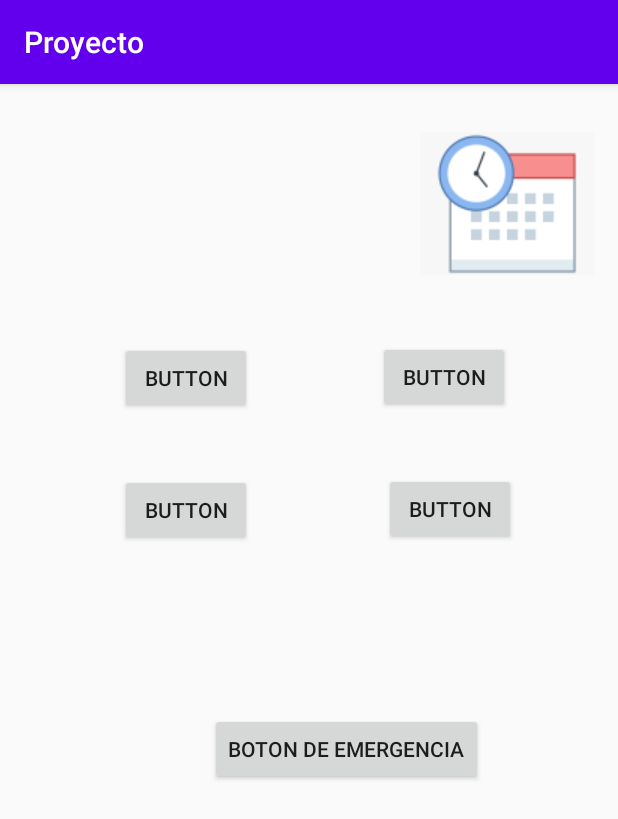
After one commit to daarias48/Proyectoapps, an Android app: the Pantalla_inicio screen opened directly, with no data from a screen before it, on a phone screen of 412 x 824 dp. The commit adds this screen. Shown: the top 819 px of the screen. Run offline under Robolectric (Android 15) with nearby library versions, the phone set to English and light mode, and no system bars.

Commit message:
Pantalla inicio no completo

```diff
--- a/app/build.gradle
+++ b/app/build.gradle
@@ -26,6 +26,11 @@ dependencies {
     implementation fileTree(dir: "libs", include: ["*.jar"])
     implementation 'androidx.appcompat:appcompat:1.2.0'
     implementation 'androidx.constraintlayout:constraintlayout:2.0.1'
+    implementation 'androidx.legacy:legacy-support-v4:1.0.0'
+    implementation 'com.google.android.material:material:1.2.1'
+    implementation 'androidx.navigation:navigation-fragment:2.3.0'
+    implementation 'androidx.navigation:navigation-ui:2.3.0'
+    implementation 'androidx.lifecycle:lifecycle-extensions:2.2.0'
     testImplementation 'junit:junit:4.12'
     androidTestImplementation 'androidx.test.ext:junit:1.1.2'
     androidTestImplementation 'androidx.test.espresso:espresso-core:3.3.0'
--- a/app/src/main/AndroidManifest.xml
+++ b/app/src/main/AndroidManifest.xml
@@ -9,7 +9,10 @@
         android:roundIcon="@mipmap/ic_launcher_round"
         android:supportsRtl="true"
         android:theme="@style/AppTheme">
-        <activity android:name=".RegistroUsuario"></activity>
+        <activity android:name=".Pantalla_inicio"></activity>
+        <activity android:name=".RegistroUsuario" />
+        <activity android:name=".PantallaPrincipal" />
+        <activity android:name=".Responsabilidad" />
         <activity android:name=".MainActivity">
             <intent-filter>
                 <action android:name="android.intent.action.MAIN" />
--- /dev/null
+++ b/app/src/main/java/com/example/proyecto/Pantalla_inicio.java
@@ -0,0 +1,14 @@
+package com.example.proyecto;
+
+import androidx.appcompat.app.AppCompatActivity;
+
+import android.os.Bundle;
+
+public class Pantalla_inicio extends AppCompatActivity {
+
+    @Override
+    protected void onCreate(Bundle savedInstanceState) {
+        super.onCreate(savedInstanceState);
+        setContentView(R.layout.activity_pantalla_inicio);
+    }
+}
--- /dev/null
+++ b/app/src/main/res/layout/activity_pantalla_inicio.xml
@@ -0,0 +1,76 @@
+<?xml version="1.0" encoding="utf-8"?>
+<androidx.constraintlayout.widget.ConstraintLayout xmlns:android="http://schemas.android.com/apk/res/android"
+    xmlns:app="http://schemas.android.com/apk/res-auto"
+    xmlns:tools="http://schemas.android.com/tools"
+    android:layout_width="match_parent"
+    android:layout_height="match_parent"
+    tools:context=".Pantalla_inicio">
+
+    <Button
+        android:id="@+id/button9"
+        android:layout_width="wrap_content"
+        android:layout_height="wrap_content"
+        android:layout_marginStart="80dp"
+        android:layout_marginLeft="80dp"
+        android:layout_marginTop="40dp"
+        android:text="Button"
+        app:layout_constraintStart_toStartOf="parent"
+        app:layout_constraintTop_toBottomOf="@+id/button7" />
+
+    <Button
+        android:id="@+id/button7"
+        android:layout_width="wrap_content"
+        android:layout_height="wrap_content"
+        android:layout_marginStart="80dp"
+        android:layout_marginLeft="80dp"
+        android:layout_marginTop="172dp"
+        android:text="Button"
+        app:layout_constraintStart_toStartOf="parent"
+        app:layout_constraintTop_toTopOf="parent" />
+
+    <Button
+        android:id="@+id/button8"
+        android:layout_width="wrap_content"
+        android:layout_height="wrap_content"
+        android:layout_marginStart="84dp"
+        android:layout_marginLeft="84dp"
+        android:layout_marginTop="44dp"
+        android:text="Button"
+        app:layout_constraintStart_toEndOf="@+id/button7"
+        app:layout_constraintTop_toBottomOf="@+id/imageButton3" />
+
+    <Button
+        android:id="@+id/button10"
+        android:layout_width="wrap_content"
+        android:layout_height="wrap_content"
+        android:layout_marginTop="40dp"
+        android:layout_marginEnd="68dp"
+        android:layout_marginRight="68dp"
+        android:text="Button"
+        app:layout_constraintEnd_toEndOf="parent"
+        app:layout_constraintTop_toBottomOf="@+id/button8" />
+
+    <Button
+        android:id="@+id/button11"
+        android:layout_width="wrap_content"
+        android:layout_height="wrap_content"
+        android:layout_marginStart="140dp"
+        android:layout_marginLeft="140dp"
+        android:layout_marginTop="112dp"
+        android:text="BOTON DE EMERGENCIA"
+        app:layout_constraintStart_toStartOf="parent"
+        app:layout_constraintTop_toBottomOf="@+id/button10" />
+
+    <ImageButton
+        android:id="@+id/imageButton3"
+        android:layout_width="116dp"
+        android:layout_height="95dp"
+        android:layout_marginTop="32dp"
+        android:layout_marginEnd="16dp"
+        android:layout_marginRight="16dp"
+        android:background="@color/cardview_shadow_end_color"
+        app:layout_constraintEnd_toEndOf="parent"
+        app:layout_constraintTop_toTopOf="parent"
+        app:srcCompat="@drawable/calendarioimg" />
+
+</androidx.constraintlayout.widget.ConstraintLayout>
--- a/app/src/main/res/values/strings.xml
+++ b/app/src/main/res/values/strings.xml
@@ -11,5 +11,16 @@
     <string name="Econtrase">Contraseña</string>
     <string name="BtReg">Registrar</string>
     <string name="BtAtras">Atras</string>
+    <string name="title_activity_pantalla__inicio">Pantalla_Inicio</string>
+    <string name="navigation_drawer_open">Open navigation drawer</string>
+    <string name="navigation_drawer_close">Close navigation drawer</string>
+    <string name="nav_header_title">Android Studio</string>
+    <string name="nav_header_subtitle">android.studio@android.com</string>
+    <string name="nav_header_desc">Navigation header</string>
+    <string name="action_settings">Settings</string>
+
+    <string name="menu_home">Home</string>
+    <string name="menu_gallery">Gallery</string>
+    <string name="menu_slideshow">Slideshow</string>
 
 </resources>
--- a/app/src/main/res/values/styles.xml
+++ b/app/src/main/res/values/styles.xml
@@ -6,5 +6,11 @@
         <item name="colorPrimaryDark">@color/colorPrimaryDark</item>
         <item name="colorAccent">@color/colorAccent</item>
     </style>
+    <style name="AppTheme.NoActionBar">
+        <item name="windowActionBar">false</item>
+        <item name="windowNoTitle">true</item>
+    </style>
+    <style name="AppTheme.AppBarOverlay" parent="ThemeOverlay.AppCompat.Dark.ActionBar" />
+    <style name="AppTheme.PopupOverlay" parent="ThemeOverlay.AppCompat.Light" />
 
 </resources>
```
Also changed, not shown: app/src/main/res/drawable/calendarioimg.png (added).
